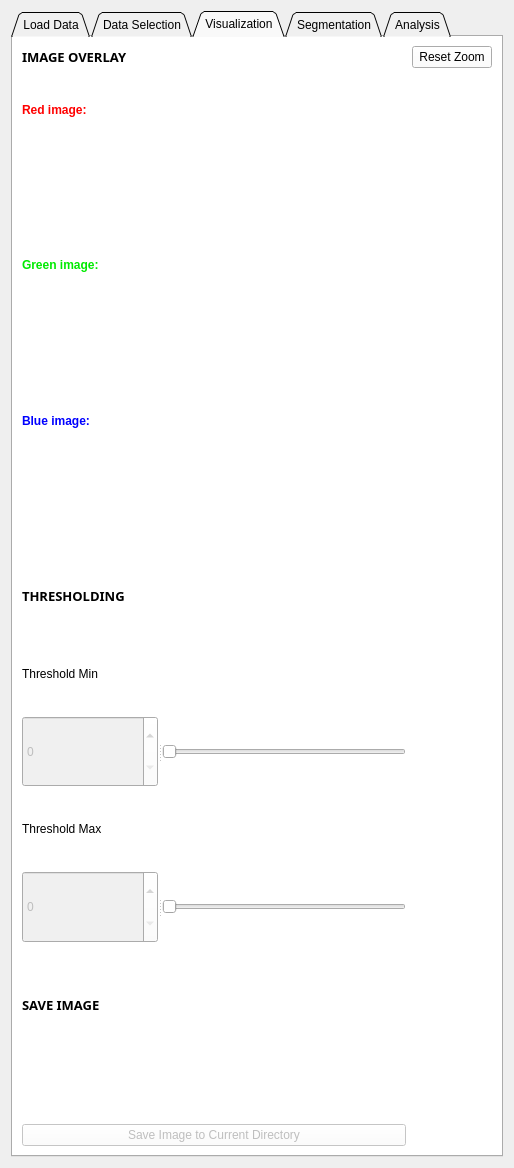
Old version of the form HypModuleCode/Resources/UI/HypModuleCode.ui in the repository SlicerMicro/Slicer-TITAN.
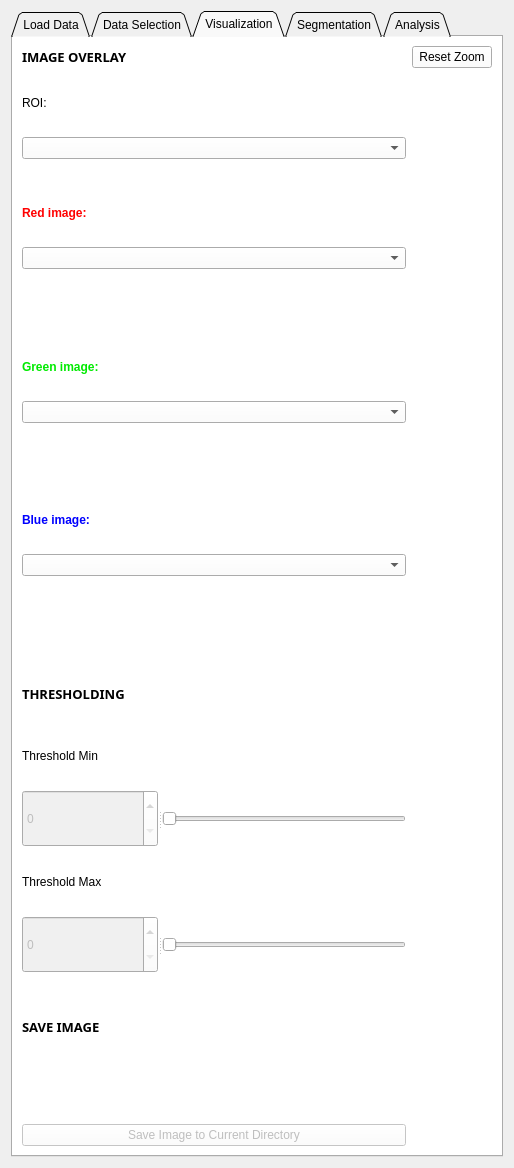
New version of the form. The open tabs and pages were chosen to show the change. Custom widgets are drawn as their Qt base class.

Commit message: ENH: Updating Visualization function to have an ROI selection option

Patch:
```diff
--- a/HypModuleCode/Resources/UI/HypModuleCode.ui
+++ b/HypModuleCode/Resources/UI/HypModuleCode.ui
@@ -249,7 +249,7 @@
       <enum>QTabWidget::Triangular</enum>
      </property>
      <property name="currentIndex">
-      <number>3</number>
+      <number>2</number>
      </property>
      <property name="usesScrollButtons">
       <bool>false</bool>
@@ -365,29 +365,78 @@
        <string>Visualization</string>
       </attribute>
       <layout class="QGridLayout" name="gridLayout">
-       <item row="0" column="0">
-        <widget class="QLabel" name="label_15">
+       <item row="15" column="0">
+        <widget class="QLabel" name="label_17">
+         <property name="text">
+          <string>Threshold Min</string>
+         </property>
+        </widget>
+       </item>
+       <item row="8" column="0">
+        <widget class="QComboBox" name="greenSelect">
+         <property name="placeholderText">
+          <string>Select channel...</string>
+         </property>
+        </widget>
+       </item>
+       <item row="5" column="0">
+        <widget class="QComboBox" name="redSelect">
+         <property name="placeholderText">
+          <string>Select channel...</string>
+         </property>
+        </widget>
+       </item>
+       <item row="10" column="0">
+        <widget class="QLabel" name="blueImageLabel">
+         <property name="palette">
+          <palette>
+           <active>
+            <colorrole role="WindowText">
+             <brush brushstyle="SolidPattern">
+              <color alpha="255">
+               <red>0</red>
+               <green>0</green>
+               <blue>255</blue>
+              </color>
+             </brush>
+            </colorrole>
+           </active>
+           <inactive>
+            <colorrole role="WindowText">
+             <brush brushstyle="SolidPattern">
+              <color alpha="255">
+               <red>0</red>
+               <green>0</green>
+               <blue>255</blue>
+              </color>
+             </brush>
+            </colorrole>
+           </inactive>
+           <disabled>
+            <colorrole role="WindowText">
+             <brush brushstyle="SolidPattern">
+              <color alpha="255">
+               <red>120</red>
+               <green>120</green>
+               <blue>120</blue>
+              </color>
+             </brush>
+            </colorrole>
+           </disabled>
+          </palette>
+         </property>
          <property name="font">
           <font>
-           <family>Montserrat</family>
-           <pointsize>10</pointsize>
            <weight>75</weight>
            <bold>true</bold>
           </font>
          </property>
          <property name="text">
-          <string>IMAGE OVERLAY</string>
+          <string>Blue image:</string>
          </property>
         </widget>
        </item>
-       <item row="0" column="1">
-        <widget class="QPushButton" name="resetViewButton">
-         <property name="text">
-          <string>Reset Zoom</string>
-         </property>
-        </widget>
-       </item>
-       <item row="1" column="0">
+       <item row="4" column="0">
         <widget class="QLabel" name="redImage">
          <property name="palette">
           <palette>
@@ -437,31 +486,70 @@
          </property>
         </widget>
        </item>
+       <item row="22" column="0">
+        <widget class="QPushButton" name="saveImgButton">
+         <property name="enabled">
+          <bool>false</bool>
+         </property>
+         <property name="text">
+          <string>Save Image to Current Directory</string>
+         </property>
+        </widget>
+       </item>
+       <item row="1" column="0">
+        <widget class="QLabel" name="label_13">
+         <property name="text">
+          <string>ROI:</string>
+         </property>
+        </widget>
+       </item>
+       <item row="14" column="0">
+        <widget class="QLabel" name="label_14">
+         <property name="font">
+          <font>
+           <family>Montserrat</family>
+           <pointsize>10</pointsize>
+           <weight>75</weight>
+           <bold>true</bold>
+          </font>
+         </property>
+         <property name="text">
+          <string>THRESHOLDING</string>
+         </property>
+        </widget>
+       </item>
+       <item row="21" column="0">
+        <widget class="QLabel" name="fileNameLabel">
+         <property name="text">
+          <string/>
+         </property>
+        </widget>
+       </item>
+       <item row="12" column="0">
+        <widget class="qMRMLNodeComboBox" name="blueImageSelect">
+         <property name="nodeTypes">
+          <stringlist>
+           <string>vtkMRMLScalarVolumeNode</string>
+          </stringlist>
+         </property>
+         <property name="showChildNodeTypes">
+          <bool>false</bool>
+         </property>
+         <property name="noneEnabled">
+          <bool>true</bool>
+         </property>
+         <property name="addEnabled">
+          <bool>false</bool>
+         </property>
+         <property name="removeEnabled">
+          <bool>false</bool>
+         </property>
+        </widget>
+       </item>
        <item row="2" column="0">
-        <widget class="qMRMLNodeComboBox" name="redImageSelect">
-         <property name="toolTip">
-          <string>Pick the input to the algorithm.</string>
-         </property>
-         <property name="nodeTypes">
-          <stringlist>
-           <string>vtkMRMLScalarVolumeNode</string>
-          </stringlist>
-         </property>
-         <property name="showChildNodeTypes">
-          <bool>false</bool>
-         </property>
-         <property name="noneEnabled">
-          <bool>true</bool>
-         </property>
-         <property name="addEnabled">
-          <bool>false</bool>
-         </property>
-         <property name="removeEnabled">
-          <bool>false</bool>
-         </property>
-        </widget>
+        <widget class="QComboBox" name="roiVisualization"/>
        </item>
-       <item row="3" column="0">
+       <item row="7" column="0">
         <widget class="QLabel" name="greenImage">
          <property name="palette">
           <palette>
@@ -511,82 +599,11 @@
          </property>
         </widget>
        </item>
-       <item row="4" column="0">
-        <widget class="qMRMLNodeComboBox" name="greenImageSelect">
-         <property name="toolTip">
-          <string>Pick the output to the algorithm.</string>
-         </property>
-         <property name="nodeTypes">
-          <stringlist>
-           <string>vtkMRMLScalarVolumeNode</string>
-          </stringlist>
-         </property>
-         <property name="showChildNodeTypes">
-          <bool>false</bool>
-         </property>
-         <property name="noneEnabled">
-          <bool>true</bool>
-         </property>
-         <property name="addEnabled">
-          <bool>false</bool>
-         </property>
-         <property name="removeEnabled">
-          <bool>false</bool>
-         </property>
-        </widget>
-       </item>
-       <item row="5" column="0">
-        <widget class="QLabel" name="blueImageLabel">
-         <property name="palette">
-          <palette>
-           <active>
-            <colorrole role="WindowText">
-             <brush brushstyle="SolidPattern">
-              <color alpha="255">
-               <red>0</red>
-               <green>0</green>
-               <blue>255</blue>
-              </color>
-             </brush>
-            </colorrole>
-           </active>
-           <inactive>
-            <colorrole role="WindowText">
-             <brush brushstyle="SolidPattern">
-              <color alpha="255">
-               <red>0</red>
-               <green>0</green>
-               <blue>255</blue>
-              </color>
-             </brush>
-            </colorrole>
-           </inactive>
-           <disabled>
-            <colorrole role="WindowText">
-             <brush brushstyle="SolidPattern">
-              <color alpha="255">
-               <red>120</red>
-               <green>120</green>
-               <blue>120</blue>
-              </color>
-             </brush>
-            </colorrole>
-           </disabled>
-          </palette>
-         </property>
-         <property name="font">
-          <font>
-           <weight>75</weight>
-           <bold>true</bold>
-          </font>
-         </property>
-         <property name="text">
-          <string>Blue image:</string>
-         </property>
-        </widget>
-       </item>
        <item row="6" column="0">
-        <widget class="qMRMLNodeComboBox" name="blueImageSelect">
+        <widget class="qMRMLNodeComboBox" name="redImageSelect">
+         <property name="toolTip">
+          <string>Pick the input to the algorithm.</string>
+         </property>
          <property name="nodeTypes">
           <stringlist>
            <string>vtkMRMLScalarVolumeNode</string>
@@ -606,42 +623,42 @@
          </property>
         </widget>
        </item>
-       <item row="7" column="0">
-        <spacer name="horizontalSpacer">
+       <item row="18" column="0">
+        <widget class="QSplitter" name="splitter_2">
          <property name="orientation">
           <enum>Qt::Horizontal</enum>
          </property>
-         <property name="sizeHint" stdset="0">
-          <size>
-           <width>40</width>
-           <height>20</height>
-          </size>
-         </property>
-        </spacer>
-       </item>
-       <item row="8" column="0">
-        <widget class="QLabel" name="label_14">
-         <property name="font">
-          <font>
-           <family>Montserrat</family>
-           <pointsize>10</pointsize>
-           <weight>75</weight>
-           <bold>true</bold>
-          </font>
-         </property>
-         <property name="text">
-          <string>THRESHOLDING</string>
-         </property>
+         <widget class="QSpinBox" name="threshMax">
+          <property name="enabled">
+           <bool>false</bool>
+          </property>
+          <property name="maximum">
+           <number>254</number>
+          </property>
+          <property name="displayIntegerBase">
+           <number>10</number>
+          </property>
+         </widget>
+         <widget class="QSlider" name="threshMaxSlider">
+          <property name="enabled">
+           <bool>false</bool>
+          </property>
+          <property name="maximum">
+           <number>254</number>
+          </property>
+          <property name="pageStep">
+           <number>5</number>
+          </property>
+          <property name="orientation">
+           <enum>Qt::Horizontal</enum>
+          </property>
+          <property name="tickPosition">
+           <enum>QSlider::NoTicks</enum>
+          </property>
+         </widget>
         </widget>
        </item>
-       <item row="9" column="0">
-        <widget class="QLabel" name="label_17">
-         <property name="text">
-          <string>Threshold Min</string>
-         </property>
-        </widget>
-       </item>
-       <item row="10" column="0">
+       <item row="16" column="0">
         <widget class="QSplitter" name="splitter">
          <property name="orientation">
           <enum>Qt::Horizontal</enum>
@@ -682,49 +699,7 @@
          </widget>
         </widget>
        </item>
-       <item row="11" column="0">
-        <widget class="QLabel" name="label_18">
-         <property name="text">
-          <string>Threshold Max</string>
-         </property>
-        </widget>
-       </item>
-       <item row="12" column="0">
-        <widget class="QSplitter" name="splitter_2">
-         <property name="orientation">
-          <enum>Qt::Horizontal</enum>
-         </property>
-         <widget class="QSpinBox" name="threshMax">
-          <property name="enabled">
-           <bool>false</bool>
-          </property>
-          <property name="maximum">
-           <number>254</number>
-          </property>
-          <property name="displayIntegerBase">
-           <number>10</number>
-          </property>
-         </widget>
-         <widget class="QSlider" name="threshMaxSlider">
-          <property name="enabled">
-           <bool>false</bool>
-          </property>
-          <property name="maximum">
-           <number>254</number>
-          </property>
-          <property name="pageStep">
-           <number>5</number>
-          </property>
-          <property name="orientation">
-           <enum>Qt::Horizontal</enum>
-          </property>
-          <property name="tickPosition">
-           <enum>QSlider::NoTicks</enum>
-          </property>
-         </widget>
-        </widget>
-       </item>
-       <item row="13" column="0">
+       <item row="19" column="0">
         <spacer name="horizontalSpacer_6">
          <property name="orientation">
           <enum>Qt::Horizontal</enum>
@@ -737,7 +712,45 @@
          </property>
         </spacer>
        </item>
-       <item row="14" column="0">
+       <item row="0" column="1">
+        <widget class="QPushButton" name="resetViewButton">
+         <property name="text">
+          <string>Reset Zoom</string>
+         </property>
+        </widget>
+       </item>
+       <item row="9" column="0">
+        <widget class="qMRMLNodeComboBox" name="greenImageSelect">
+         <property name="toolTip">
+          <string>Pick the output to the algorithm.</string>
+         </property>
+         <property name="nodeTypes">
+          <stringlist>
+           <string>vtkMRMLScalarVolumeNode</string>
+          </stringlist>
+         </property>
+         <property name="showChildNodeTypes">
+          <bool>false</bool>
+         </property>
+         <property name="noneEnabled">
+          <bool>true</bool>
+         </property>
+         <property name="addEnabled">
+          <bool>false</bool>
+         </property>
+         <property name="removeEnabled">
+          <bool>false</bool>
+         </property>
+        </widget>
+       </item>
+       <item row="11" column="0">
+        <widget class="QComboBox" name="blueSelect">
+         <property name="placeholderText">
+          <string>Select channel...</string>
+         </property>
+        </widget>
+       </item>
+       <item row="20" column="0">
         <widget class="QLabel" name="label_16">
          <property name="font">
           <font>
@@ -752,23 +765,54 @@
          </property>
         </widget>
        </item>
-       <item row="15" column="0">
-        <widget class="QLabel" name="fileNameLabel">
+       <item row="13" column="0">
+        <spacer name="horizontalSpacer">
+         <property name="orientation">
+          <enum>Qt::Horizontal</enum>
+         </property>
+         <property name="sizeHint" stdset="0">
+          <size>
+           <width>40</width>
+           <height>20</height>
+          </size>
+         </property>
+        </spacer>
+       </item>
+       <item row="17" column="0">
+        <widget class="QLabel" name="label_18">
          <property name="text">
-          <string/>
+          <string>Threshold Max</string>
          </property>
         </widget>
        </item>
-       <item row="16" column="0">
-        <widget class="QPushButton" name="saveImgButton">
-         <property name="enabled">
-          <bool>false</bool>
+       <item row="0" column="0">
+        <widget class="QLabel" name="label_15">
+         <property name="font">
+          <font>
+           <family>Montserrat</family>
+           <pointsize>10</pointsize>
+           <weight>75</weight>
+           <bold>true</bold>
+          </font>
          </property>
          <property name="text">
-          <string>Save Image to Current Directory</string>
+          <string>IMAGE OVERLAY</string>
          </property>
         </widget>
        </item>
+       <item row="3" column="0">
+        <spacer name="horizontalSpacer_4">
+         <property name="orientation">
+          <enum>Qt::Horizontal</enum>
+         </property>
+         <property name="sizeHint" stdset="0">
+          <size>
+           <width>40</width>
+           <height>20</height>
+          </size>
+         </property>
+        </spacer>
+       </item>
       </layout>
      </widget>
      <widget class="QWidget" name="segTab">
```
The commit also changes 3 other files.
